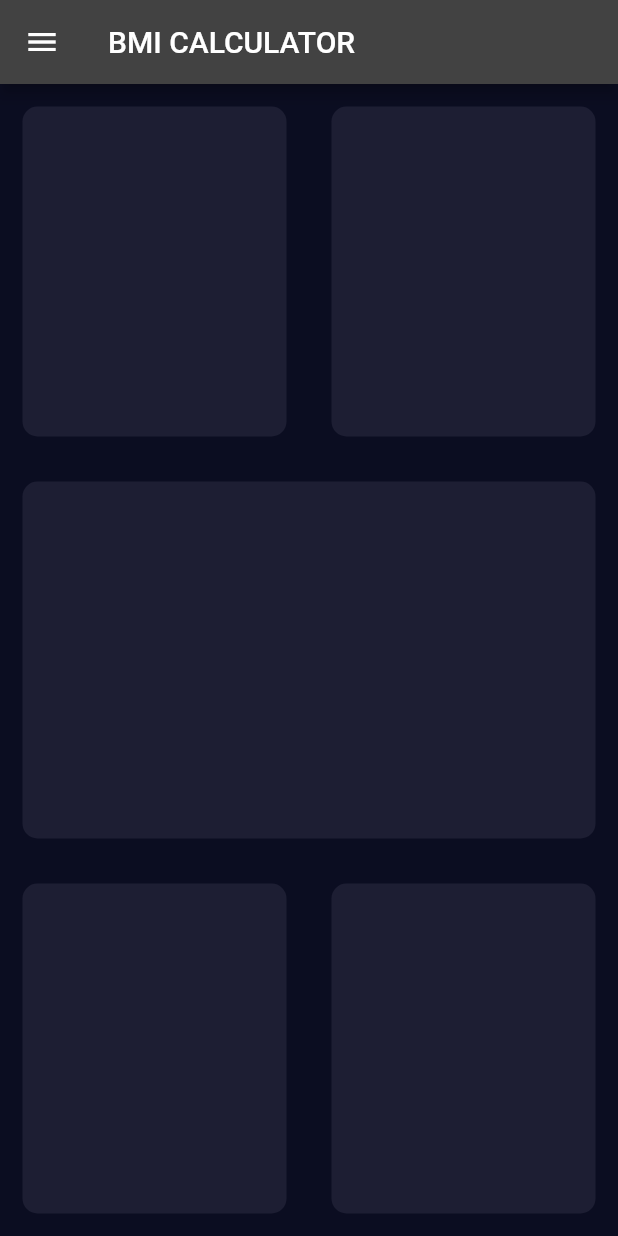
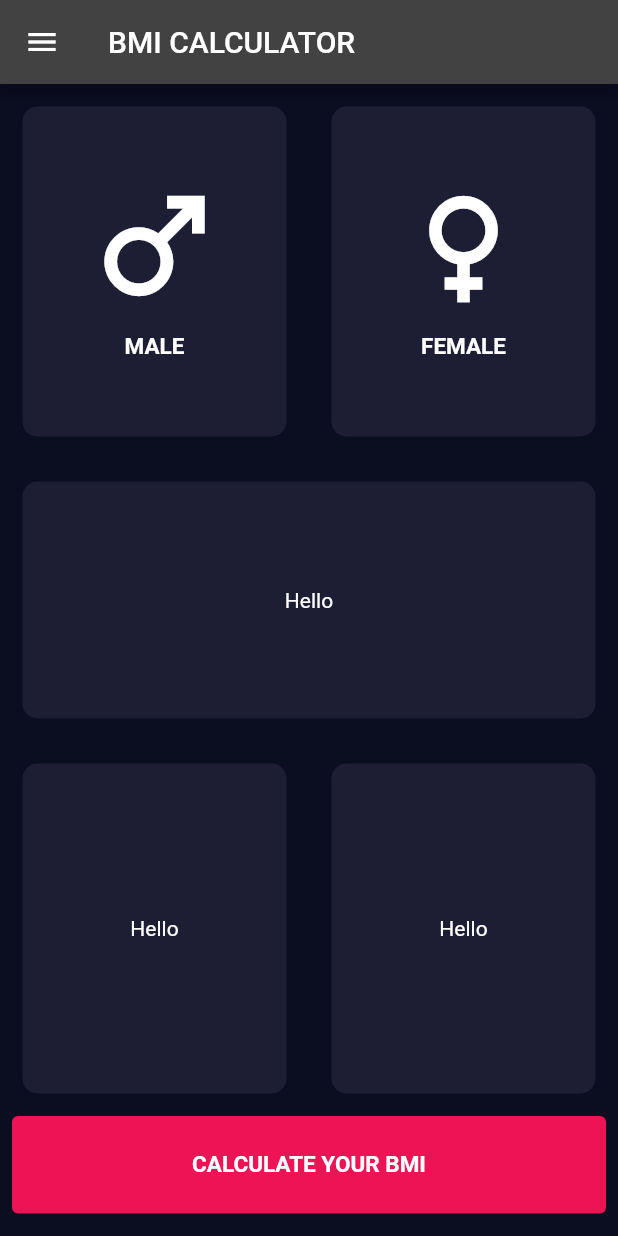
Before and after one commit to maodo/flutter_bmi_calculator, a Flutter app: the screen it shows after launch, on a phone screen of 412 x 824 dp. Run offline on Flutter 3.47's test engine with Material 2 defaults, Android fonts, the phone set to English and light mode, and no system bars.

Commit message:
Widget customization -> customizing reusable card widget

```diff
--- a/lib/input_page.dart
+++ b/lib/input_page.dart
@@ -1,6 +1,7 @@
 import 'package:flutter/material.dart';
 
 const mainColor = 0xFF1D1E33;
+const buttonColor = 0xFFEC1455;
 
 class InputPage extends StatefulWidget {
   const InputPage({Key? key}) : super(key: key);
@@ -17,30 +18,113 @@ class _InputPageState extends State<InputPage> {
           title: Text('BMI CALCULATOR'),
           leading: Icon(Icons.menu),
         ),
-        body: Column(children: [
+        body: Column(crossAxisAlignment: CrossAxisAlignment.stretch, children: [
           Row(children: [
-            Expanded(child: ReusableCard(colour: Color(mainColor),)),
-            Expanded(child: ReusableCard(colour: Color(mainColor),))
+            Expanded(
+                child: ReusableCard(
+              colour: Color(mainColor),
+              child: Column(
+                  mainAxisAlignment: MainAxisAlignment.center,
+                  children: [
+                    Icon(
+                      Icons.male,
+                      size: 100.0,
+                    ),
+                    Padding(
+                      padding: const EdgeInsets.all(8.0),
+                      child: Center(
+                        child: Text(
+                          'MALE',
+                          style: TextStyle(
+                              fontSize: 15.0, fontWeight: FontWeight.bold),
+                        ),
+                      ),
+                    )
+                  ]),
+            )),
+            Expanded(
+                child: ReusableCard(
+              colour: Color(mainColor),
+              child: Column(
+                  mainAxisAlignment: MainAxisAlignment.center,
+                  children: [
+                    Icon(Icons.female, size: 100.0),
+                    Padding(
+                      padding: const EdgeInsets.all(8.0),
+                      child: Center(
+                        child: Text(
+                          'FEMALE',
+                          style: TextStyle(
+                              fontSize: 15.0, fontWeight: FontWeight.bold),
+                        ),
+                      ),
+                    )
+                  ]),
+            ))
           ]),
-          Expanded(child: ReusableCard(colour: Color(mainColor),)),
+          Expanded(
+              child: ReusableCard(
+            colour: Color(mainColor),
+            child: Center(
+              child: Text(
+                'Hello',
+              ),
+            ),
+          )),
           Row(children: [
-            Expanded(child: ReusableCard(colour: Color(mainColor),)),
-            Expanded(child: ReusableCard(colour: Color(mainColor),))
-          ])
+            Expanded(
+                child: ReusableCard(
+              colour: Color(mainColor),
+              child: Center(
+                child: Text(
+                  'Hello',
+                ),
+              ),
+            )),
+            Expanded(
+                child: ReusableCard(
+              colour: Color(mainColor),
+              child: Center(
+                child: Text(
+                  'Hello',
+                ),
+              ),
+            )),
+          ]),
+          Padding(
+            padding: const EdgeInsets.only(bottom: 15.0, left: 8.0, right: 8.0),
+            child: TextButton(
+              style: ButtonStyle(
+                  fixedSize: MaterialStateProperty.all(Size.fromHeight(65.0)),
+                  foregroundColor:
+                      MaterialStateProperty.all<Color>(Colors.white),
+                  backgroundColor:
+                      MaterialStateProperty.all<Color>(Color(buttonColor))),
+              onPressed: () {},
+              child: Text(
+                'Calculate your bmi'.toUpperCase(),
+                style: TextStyle(fontWeight: FontWeight.bold, fontSize: 15.0),
+              ),
+            ),
+          )
         ]));
   }
 }
 
 class ReusableCard extends StatelessWidget {
-  ReusableCard({required this.colour});
+  ReusableCard({required this.colour, required this.child});
   final Color colour;
+  final Widget child;
   @override
   Widget build(BuildContext context) {
     return Container(
       margin: EdgeInsets.all(15.0),
       height: 220.0,
       decoration: BoxDecoration(
-          color: colour, borderRadius: BorderRadius.circular(10.0)),
+        color: colour,
+        borderRadius: BorderRadius.circular(10.0),
+      ),
+      child: child,
     );
   }
 }
--- a/lib/main.dart
+++ b/lib/main.dart
@@ -3,15 +3,16 @@ import 'package:flutter/material.dart';
 import 'input_page.dart';
 
 void main() => runApp(BMICalculator());
-
+const primaryColor =  Color(0xFF0A0E21);
+const backgroundColor = Color(0xFF0B0D21);
 class BMICalculator extends StatelessWidget {
   // This widget is the root of your application.
   @override
   Widget build(BuildContext context) {
     return MaterialApp(
       theme: ThemeData.dark().copyWith(
-        primaryColor: const Color(0xFF0A0E21),
-        scaffoldBackgroundColor: const Color(0xFF0B0D21),
+        primaryColor: primaryColor,
+        scaffoldBackgroundColor: backgroundColor,
       ),
       home: InputPage(),
     );
```
